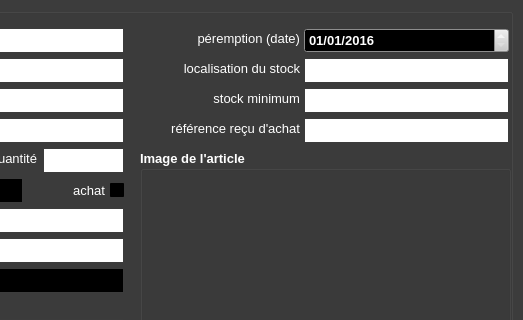
xnoumbissinoundou/yeroth-erp-3.0, file ui/yeroth-erp-entrer-window.ui: the form before one commit; both pictures show x 276 to 799 and y 155 to 475 of the 799 by 601 pixel window.
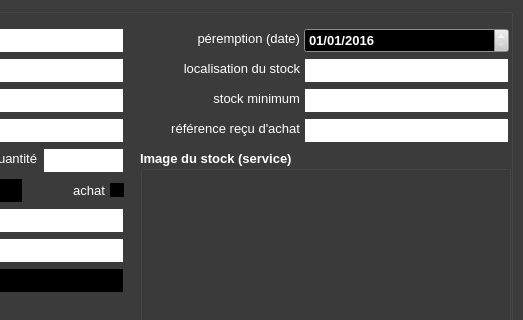
The form after the commit. Icons and pictures are not drawn. Custom widgets are drawn as their Qt base class.

Commit message: On branch master 	modified:   src/windows/yeroth-erp-entrer-window.cpp 	modified:   src/windows/yeroth-erp-entrer-window.hpp 	modified:   src/windows/yeroth-erp-paiements-window.cpp 	modified:   src/windows/yeroth-erp-ventes-window.cpp 	modified:   ui/yeroth-erp-entrer-window.ui 	modified:   ui/yeroth-erp-modifier-window.ui 	modified:   ui/yeroth-erp-stock-detail-window.ui

The edit to the form file:
```diff
--- a/ui/yeroth-erp-entrer-window.ui
+++ b/ui/yeroth-erp-entrer-window.ui
@@ -4793,7 +4793,7 @@
       </font>
      </property>
      <property name="title">
-      <string>Image de l'article</string>
+      <string>Image du stock (service)</string>
      </property>
      <widget class="QLabel" name="label_image_produit">
       <property name="geometry">
```
The commit also changes 6 other files.
